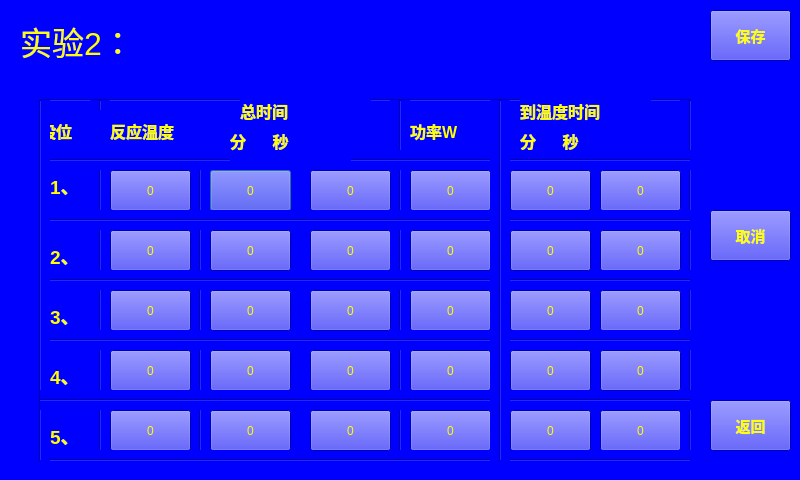
This is setting_2.ui in wanghao-xznu/untitled2 as Qt 5 draws it before an edit. The edited form follows.
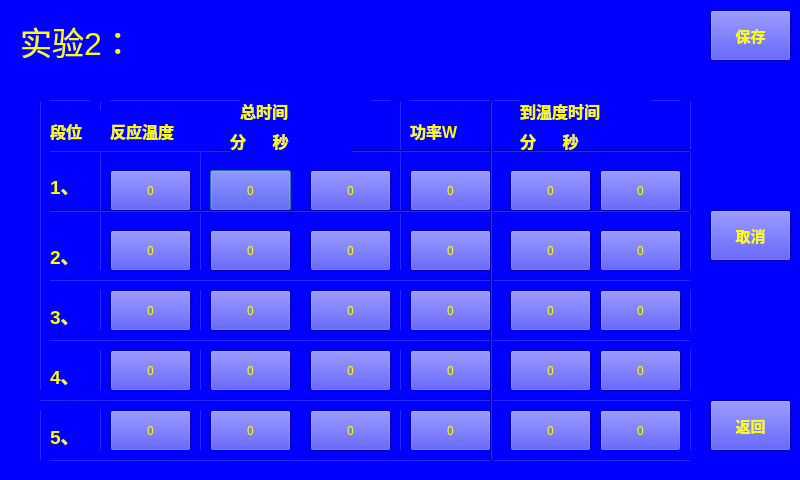
This is the edited form.

Patch:
```diff
--- a/setting_2.ui
+++ b/setting_2.ui
@@ -597,7 +597,7 @@
      <x>40</x>
      <y>210</y>
      <width>651</width>
-     <height>20</height>
+     <height>3</height>
     </rect>
    </property>
    <property name="orientation">
@@ -623,7 +623,7 @@
      <x>40</x>
      <y>150</y>
      <width>651</width>
-     <height>20</height>
+     <height>3</height>
     </rect>
    </property>
    <property name="orientation">
@@ -666,7 +666,7 @@
   <widget class="QLabel" name="label_2">
    <property name="geometry">
     <rect>
-     <x>40</x>
+     <x>50</x>
      <y>110</y>
      <width>61</width>
      <height>41</height>
@@ -826,7 +826,7 @@
     <rect>
      <x>490</x>
      <y>100</y>
-     <width>20</width>
+     <width>3</width>
      <height>361</height>
     </rect>
    </property>
```
